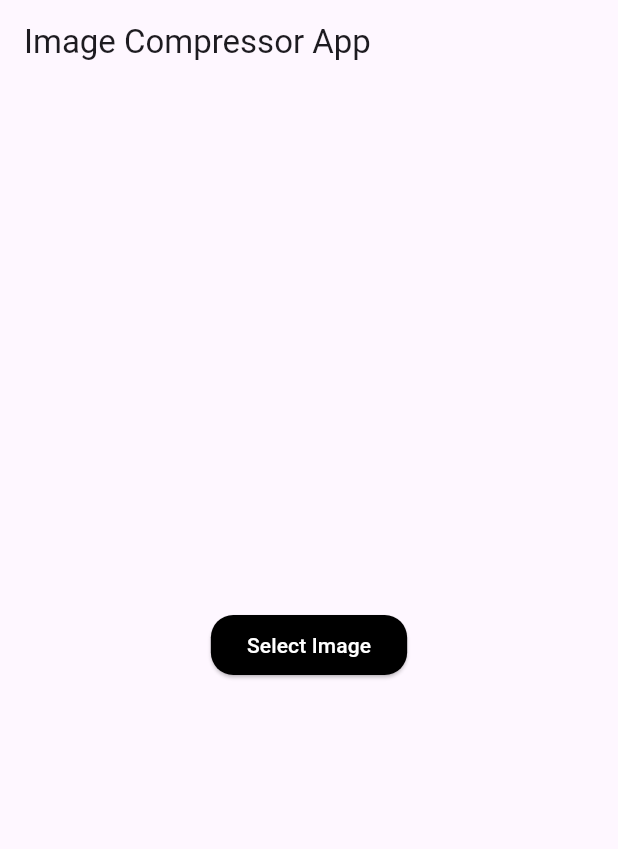
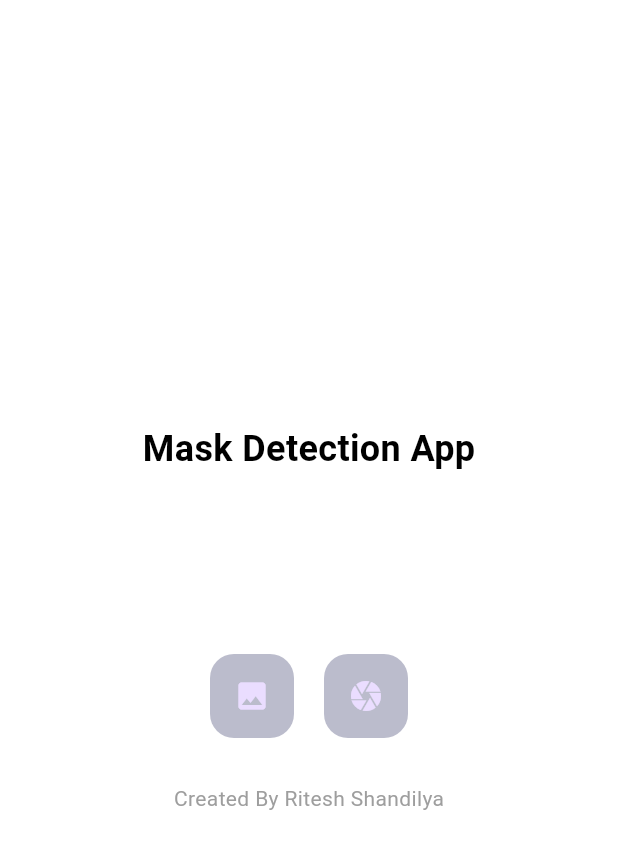
Before and after one commit to K123Ritesh/Mask_Detection_App, a Flutter app: the screen it shows after launch, on a phone screen of 412 x 824 dp. Shown: the top 849 px of the screen. Run offline on Flutter 3.47's test engine with Material 3 defaults, Android fonts, the phone set to English and light mode, and no system bars; our stand-ins replace flutter_image_compress, image_picker, location; missing offline and left inert: tflite.

Commit message:
Well Structured Code

```diff
--- a/lib/main.dart
+++ b/lib/main.dart
@@ -1,18 +1,17 @@
+// ignore_for_file: prefer_typing_uninitialized_variables, library_private_types_in_public_api
+
 import 'dart:io';
-
 import 'package:flutter/material.dart';
-
 import 'package:image_picker/image_picker.dart';
-import 'package:mask_detect/Image_compressor.dart';
-import 'package:mask_detect/Page1.dart';
-import 'package:mask_detect/Sell_Page.dart';
-// import 'package:tflite/tflite.dart';
+import 'package:tflite/tflite.dart';
 
 void main() {
-  runApp(MyApp1());
+  runApp(const MyApp());
 }
 
 class MyApp extends StatelessWidget {
+  const MyApp({super.key});
+
   @override
   Widget build(BuildContext context) {
     return MaterialApp(
@@ -20,174 +19,175 @@ class MyApp extends StatelessWidget {
       theme: ThemeData(
         brightness: Brightness.dark,
       ),
-      home: Sell_Page(),
+      home: const Home(),
     );
   }
 }
 
-// class Home extends StatefulWidget {
-//   @override
-//   _HomeState createState() => _HomeState();
-// }
+class Home extends StatefulWidget {
+  const Home({super.key});
 
-// class _HomeState extends State<Home> {
-//   bool loading = true;
-//   File? file;
-//   var output;
-//   var label;
-//   var fine;
-//   ImagePicker image = ImagePicker();
-//   var gfg = {
-//     'with_mask': 'no_fine',
-//     'without_mask': 'Fine_100_dollar',
-//   };
+  @override
+  _HomeState createState() => _HomeState();
+}
 
-//   @override
-//   void initState() {
-//     super.initState();
-//     loadmodel().then((value) {
-//       setState(() {});
-//     });
-//   }
+class _HomeState extends State<Home> {
+  bool loading = true;
+  File? file;
+  var output;
+  var label;
+  var fine;
+  ImagePicker image = ImagePicker();
+  var gfg = {
+    'with_mask': 'no_fine',
+    'without_mask': 'Fine_100_dollar',
+  };
 
-//   detectimage(File l) async {
-//     var prediction = await Tflite.runModelOnImage(
-//       path: l.path,
-//       numResults: 2,
-//       threshold: 0.6,
-//       imageMean: 127.5,
-//       imageStd: 127.5,
-//     );
+  @override
+  void initState() {
+    super.initState();
+    loadmodel().then((value) {
+      setState(() {});
+    });
+  }
 
-//     setState(() {
-//       output = prediction;
-//       label = (output![0]['label']).toString().substring(2);
-//       fine = gfg[label];
-//       loading = false;
-//     });
-//   }
+  detectimage(File l) async {
+    var prediction = await Tflite.runModelOnImage(
+      path: l.path,
+      numResults: 2,
+      threshold: 0.6,
+      imageMean: 127.5,
+      imageStd: 127.5,
+    );
 
-//   loadmodel() async {
-//     await Tflite.loadModel(
-//       model: "assets/model_unquant.tflite",
-//       labels: "assets/labels.txt",
-//     );
-//   }
+    setState(() {
+      output = prediction;
+      label = (output![0]['label']).toString().substring(2);
+      fine = gfg[label];
+      loading = false;
+    });
+  }
 
-//   @override
-//   void dispose() {
-//     super.dispose();
-//   }
+  loadmodel() async {
+    await Tflite.loadModel(
+      model: "assets/model_unquant.tflite",
+      labels: "assets/labels.txt",
+    );
+  }
 
-//   getImageFromCamera() async {
-//     var img = await image.pickImage(source: ImageSource.camera);
+  @override
+  void dispose() {
+    super.dispose();
+  }
 
-//     setState(() {
-//       file = File(img!.path);
-//     });
-//     detectimage(file!);
-//   }
+  getImageFromCamera() async {
+    var img = await image.pickImage(source: ImageSource.camera);
 
-//   getImageFromGallery() async {
-//     var img = await image.pickImage(source: ImageSource.gallery);
+    setState(() {
+      file = File(img!.path);
+    });
+    detectimage(file!);
+  }
 
-//     setState(() {
-//       file = File(img!.path);
-//     });
-//     detectimage(file!);
-//   }
+  getImageFromGallery() async {
+    var img = await image.pickImage(source: ImageSource.gallery);
 
-//   @override
-//   Widget build(BuildContext context) {
-//     var h = MediaQuery.of(context).size.height;
-//     var w = MediaQuery.of(context).size.width;
-//     return Scaffold(
-//       backgroundColor: Colors.white,
-//       body: Container(
-//         height: h,
-//         width: w,
-//         child: Column(
-//           mainAxisAlignment: MainAxisAlignment.center,
-//           children: [
-//             Text(
-//               'Mask Detection App',
-//               style: TextStyle(
-//                   fontSize: 24,
-//                   fontWeight: FontWeight.bold,
-//                   color: Colors.black),
-//             ),
-//             SizedBox(height: 20),
-//             loading == true
-//                 ? Container()
-//                 : Container(
-//                     color: Colors.red,
-//                     child: Column(
-//                       children: [
-//                         Container(
-//                           height: 220,
-//                           padding: EdgeInsets.all(15),
-//                           child: Image.file(file!),
-//                         ),
-//                         Text(
-//                           (output![0]['label']).toString().substring(2),
-//                           style: TextStyle(
-//                             fontSize: 18,
-//                             fontWeight: FontWeight.bold,
-//                             color: Colors.white,
-//                           ),
-//                         ),
-//                         Text(
-//                           'Confidence: ' +
-//                               (output![0]['confidence']).toString(),
-//                           style: TextStyle(
-//                             fontSize: 16,
-//                             color: Colors.white,
-//                           ),
-//                         ),
-//                         Text(
-//                           fine,
-//                           style: TextStyle(
-//                             fontSize: 16,
-//                             color: Colors.white,
-//                           ),
-//                         ),
-//                       ],
-//                     ),
-//                   ),
-//             SizedBox(height: 100),
-//             Row(
-//               mainAxisAlignment: MainAxisAlignment.center,
-//               children: [
-//                 FloatingActionButton(
-//                   elevation: 0.0,
-//                   child: Icon(
-//                     Icons.image,
-//                   ),
-//                   backgroundColor: Color.fromARGB(255, 187, 188, 204),
-//                   onPressed: getImageFromGallery,
-//                 ),
-//                 SizedBox(width: 20),
-//                 FloatingActionButton(
-//                   elevation: 0.0,
-//                   child: Icon(
-//                     Icons.camera,
-//                   ),
-//                   backgroundColor: Color.fromARGB(255, 187, 188, 204),
-//                   onPressed: getImageFromCamera,
-//                 ),
-//               ],
-//             ),
-//             SizedBox(height: 30),
-//             Text(
-//               'Created By Ritesh Shandilya',
-//               style: TextStyle(
-//                 fontSize: 14,
-//                 color: Colors.grey,
-//               ),
-//             ),
-//           ],
-//         ),
-//       ),
-//     );
-//   }
-// }
+    setState(() {
+      file = File(img!.path);
+    });
+    detectimage(file!);
+  }
+
+  @override
+  Widget build(BuildContext context) {
+    var h = MediaQuery.of(context).size.height;
+    var w = MediaQuery.of(context).size.width;
+    return Scaffold(
+      backgroundColor: Colors.white,
+      body: SizedBox(
+        height: h,
+        width: w,
+        child: Column(
+          mainAxisAlignment: MainAxisAlignment.center,
+          children: [
+            const Text(
+              'Mask Detection App',
+              style: TextStyle(
+                  fontSize: 24,
+                  fontWeight: FontWeight.bold,
+                  color: Colors.black),
+            ),
+            const SizedBox(height: 20),
+            loading == true
+                ? Container()
+                : Container(
+                    color: Colors.red,
+                    child: Column(
+                      children: [
+                        Container(
+                          height: 220,
+                          padding: const EdgeInsets.all(15),
+                          child: Image.file(file!),
+                        ),
+                        Text(
+                          (output![0]['label']).toString().substring(2),
+                          style: const TextStyle(
+                            fontSize: 18,
+                            fontWeight: FontWeight.bold,
+                            color: Colors.white,
+                          ),
+                        ),
+                        Text(
+                          'Confidence: ${output![0]['confidence']}',
+                          style: const TextStyle(
+                            fontSize: 16,
+                            color: Colors.white,
+                          ),
+                        ),
+                        Text(
+                          fine,
+                          style: const TextStyle(
+                            fontSize: 16,
+                            color: Colors.white,
+                          ),
+                        ),
+                      ],
+                    ),
+                  ),
+            const SizedBox(height: 100),
+            Row(
+              mainAxisAlignment: MainAxisAlignment.center,
+              children: [
+                FloatingActionButton(
+                  elevation: 0.0,
+                  backgroundColor: const Color.fromARGB(255, 187, 188, 204),
+                  onPressed: getImageFromGallery,
+                  child: const Icon(
+                    Icons.image,
+                  ),
+                ),
+                const SizedBox(width: 20),
+                FloatingActionButton(
+                  elevation: 0.0,
+                  backgroundColor: const Color.fromARGB(255, 187, 188, 204),
+                  onPressed: getImageFromCamera,
+                  child: const Icon(
+                    Icons.camera,
+                  ),
+                ),
+              ],
+            ),
+            const SizedBox(height: 30),
+            const Text(
+              'Created By Ritesh Shandilya',
+              style: TextStyle(
+                fontSize: 14,
+                color: Colors.grey,
+              ),
+            ),
+          ],
+        ),
+      ),
+    );
+  }
+}
--- a/pubspec.yaml
+++ b/pubspec.yaml
@@ -40,6 +40,7 @@ dependencies:
   path_provider: ^2.0.15
   flutter_image_compress: ^2.0.4
   location: ^5.0.3
+  tflite: ^1.1.2
 
 dev_dependencies:
   flutter_test:
```
Also changed, not shown: pubspec.lock.
